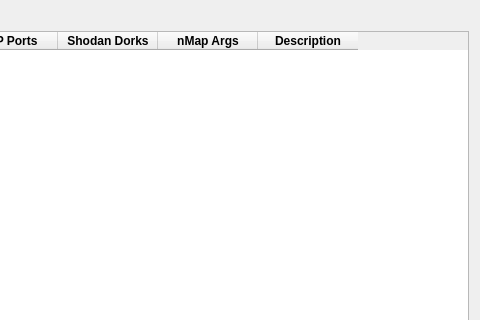
Old version of the form ui/Network/PortsScanProfiles.ui in the repository caffedrine/CryptoPocketKnife; both pictures show x 608 to 1088 and y 0 to 320 of the 1088 by 559 pixel window.
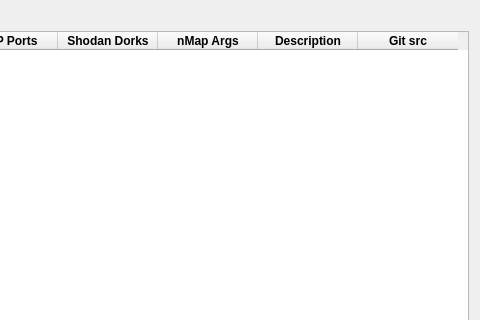
New version of the form. Custom widgets are drawn as their Qt base class.

Commit message: Add new nmap scripts and improve profiles management

```diff
--- a/ui/Network/PortsScanProfiles.ui
+++ b/ui/Network/PortsScanProfiles.ui
@@ -154,6 +154,16 @@
        </font>
       </property>
      </column>
+     <column>
+      <property name="text">
+       <string>Git src</string>
+      </property>
+      <property name="font">
+       <font>
+        <bold>true</bold>
+       </font>
+      </property>
+     </column>
     </widget>
    </item>
   </layout>
```
The commit also changes 28 other files.
